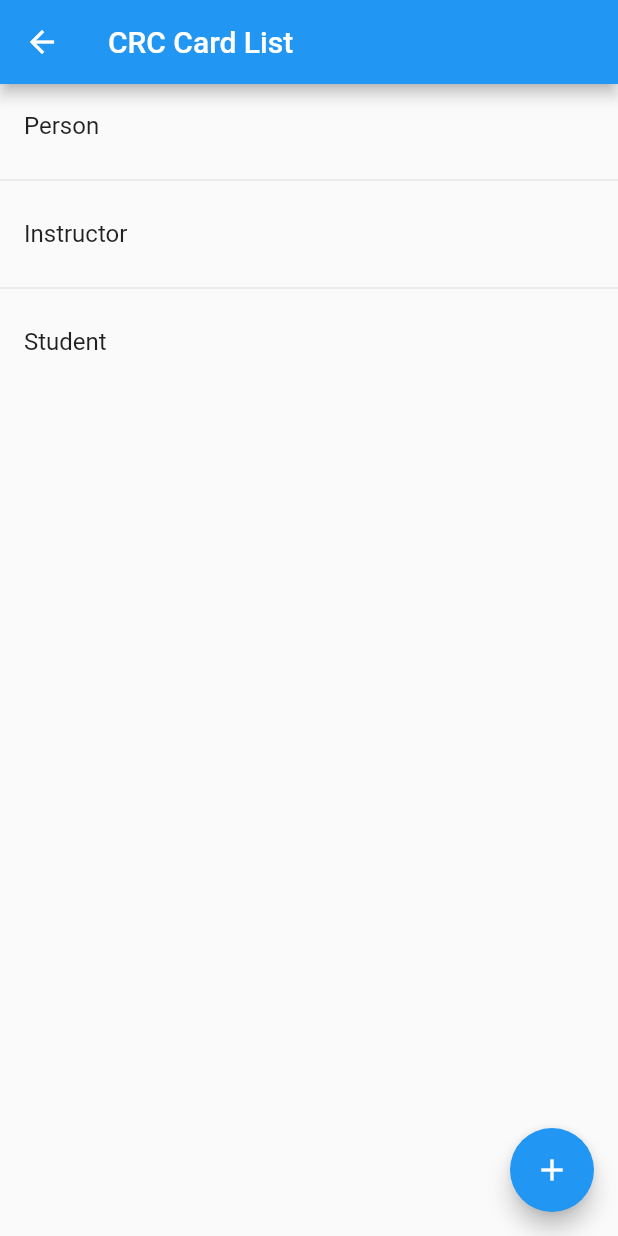
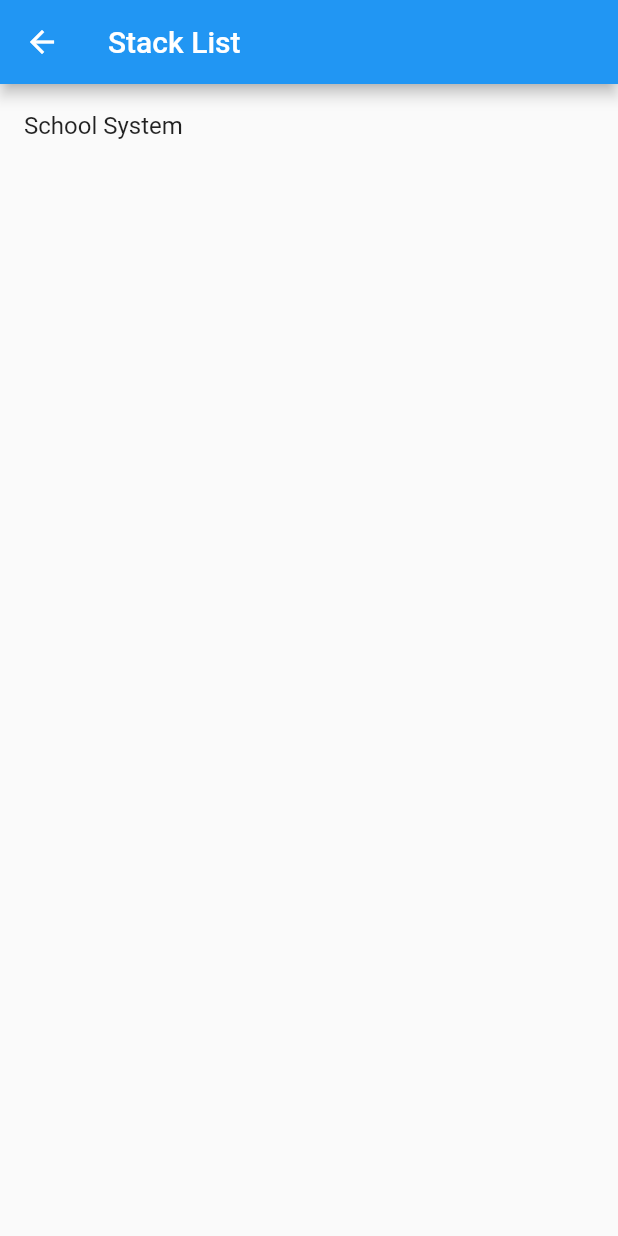
Before and after one commit to esmacik/smart-crc, a Flutter app: the screen it shows after launch, after a tap on "Press me", on a phone screen of 412 x 824 dp. Run offline on Flutter 3.47's test engine with Material 2 defaults, Android fonts, the phone set to English and light mode, and no system bars; drawn by our look-alikes of flutter_slidable; our stand-ins replace flip_card, stacked_card_carousel.

Commit message:
update with card grid and updated card view

```diff
--- a/lib/card_entry.dart
+++ b/lib/card_entry.dart
@@ -1,14 +1,14 @@
 import 'package:flutter/material.dart';
 import 'package:flutter_slidable/flutter_slidable.dart';
-import 'package:smart_crc/crc_card.dart';
-import 'card_view.dart';
+import 'package:smart_crc/model/crc_card.dart';
+import 'package:smart_crc/crd_flip_card_builder.dart';
 
 class CardEntry extends StatefulWidget {
   final CRCCard _crcCard;
   final List<CRCCard> _stack;
 
-  CardEntry(this._stack, int index):
-      _crcCard = _stack[index];
+  CardEntry(this._stack, int index, {Key? key}):
+      _crcCard = _stack[index], super(key: key);
 
   @override
   State<StatefulWidget> createState() => _CardEntryState();
@@ -175,7 +175,7 @@ class _CardEntryState extends State<CardEntry> {
           children: [
             Padding(
               padding: const EdgeInsets.all(8.0),
-              child: CardView.buildCrcFlipCard(widget._crcCard),
+              child: CRCFlipCard(widget._crcCard, CRCFlipCardType.simple),
             ),
             Padding(
               padding: const EdgeInsets.all(8.0),
--- a/lib/card_list.dart
+++ b/lib/card_list.dart
@@ -1,88 +1,100 @@
+import 'package:flutter/cupertino.dart';
 import 'package:flutter/material.dart';
-import 'package:smart_crc/card_entry.dart';
 import 'package:smart_crc/card_view.dart';
-import 'package:smart_crc/crc_card.dart';
-import 'package:flutter_slidable/flutter_slidable.dart';
+import 'package:smart_crc/model/crc_card_stack.dart';
+import 'crd_flip_card_builder.dart';
+import 'package:stacked_card_carousel/stacked_card_carousel.dart';
 
-class CardList extends StatelessWidget {
+import 'model/crc_card.dart';
 
-  final List<CRCCard> _stack = List.empty(growable: true);
+class CardList extends StatefulWidget {
 
-  CardList({Key? key}) : super(key: key);
+  final CRCCardStack _stack;
 
-  Widget _cardToTile(BuildContext context, CRCCard card) {
-    return Slidable(
-      endActionPane: ActionPane(
-        motion: const DrawerMotion(),
-        children: [
-          SlidableAction(
-            backgroundColor: Colors.red,
-            icon: Icons.delete,
-            onPressed: (context) {}
-          ),
-          SlidableAction(
-            icon: Icons.edit,
-            backgroundColor: Colors.blue,
-            onPressed: (context) {
-              Navigator.of(context).push(
-                MaterialPageRoute(builder: (context) =>CardEntry(_stack, _stack.indexOf(card)))
-              );
-            }
+  const CardList(this._stack, {Key? key}) : super(key: key);
+
+  @override
+  State<StatefulWidget> createState() => _CardListState();
+}
+
+class _CardListState extends State<CardList> {
+
+  @override
+  Widget build(BuildContext context) {
+    return Scaffold(
+      appBar: AppBar(
+        title: const Text('CRC Card List'),
+        actions: [
+          IconButton(
+            onPressed: () {},
+            icon: Icon(Icons.info)
           )
         ],
       ),
-      child: ListTile(
-        onTap: () => Navigator.of(context).push(
-          MaterialPageRoute(builder: (context) {
-            return CardView(card);
-          })
-        ),
-        title: Text(card.className),
-      ),
-    );
-  }
-
-  @override
-  Widget build(BuildContext context) {
-    CRCCard person = CRCCard('Person')
-      ..addResponsibility(responsibility: 'Eat food')
-      ..addResponsibility(responsibility: 'Wake up');
-    CRCCard instructor = CRCCard('Instructor')
-      ..addResponsibility(responsibility: 'Teach well')
-      ..addResponsibility(responsibility: 'Grade assignments');
-    CRCCard student = CRCCard('Student')
-      ..addResponsibility(responsibility: 'Go to class')
-      ..addResponsibility(responsibility: 'Get A\'s');
-
-    student.addCollaborator(person);
-    instructor.addCollaborator(student);
-    student.addCollaborator(instructor);
-
-    _stack.add(person);
-    _stack.add(instructor);
-    _stack.add(student);
-
-    return Scaffold(
       floatingActionButton: FloatingActionButton(
         child: const Icon(Icons.add),
-        onPressed: () => {
-          Navigator.of(context).push(
-            MaterialPageRoute(builder: (context) {
-              _stack.add(CRCCard('Here is a brand new CRC Card'));
-              return CardEntry(_stack, _stack.length - 1);
-            })
-          )
+        onPressed: () {
+          setState(() {
+            widget._stack.addCard(CRCCard.blank());
+          });
         },
       ),
-      appBar: AppBar(
-        title: const Text('CRC Card List'),
-      ),
-      body: ListView.separated(
-        itemCount: _stack.length,
-        separatorBuilder: (context, index) => const Divider(),
-        itemBuilder: (context, index) {
-          return _cardToTile(context, _stack[index]);
-        },
+      body: SafeArea(
+        bottom: false,
+        child: Padding(
+          padding: const EdgeInsets.all(8.0),
+          child: GridView.count(
+            crossAxisCount: MediaQuery.of(context).orientation == Orientation.portrait ? 1 : 2,
+            childAspectRatio: 2,
+            children: widget._stack.cards.map((card) {
+              return GestureDetector(
+                onTap: () {
+                  Navigator.of(context).push(
+                    MaterialPageRoute(builder: (context) => CardView(card))
+                  );
+                },
+                onLongPress: () {
+                  showModalBottomSheet(
+                    context: context,
+                    builder: (context) {
+                      return SafeArea(
+                        child: BottomSheet(
+                          onClosing: () {},
+                          builder: (context) {
+                            return Column(
+                              mainAxisSize: MainAxisSize.min,
+                              children: [
+                                ListTile(
+                                  onTap: () {
+                                    setState(() {
+                                      widget._stack.cards.remove(card);
+                                      Navigator.of(context).pop();
+                                    });
+                                  },
+                                  title: const Text(
+                                    'Delete card',
+                                    style: TextStyle(
+                                      color: Colors.red
+                                    ),
+                                  ),
+                                  leading: const Icon(
+                                    Icons.delete,
+                                    color: Colors.red,
+                                  ),
+                                ),
+                              ],
+                            );
+                          },
+                        ),
+                      );
+                    }
+                  );
+                },
+                child: CRCFlipCard(card, CRCFlipCardType.simple)
+              );
+            }).toList(),
+          ),
+        ),
       ),
     );
   }
--- /dev/null
+++ b/lib/crc_stack_list.dart
@@ -0,0 +1,38 @@
+import 'package:flutter/material.dart';
+import 'package:smart_crc/card_list.dart';
+import 'package:smart_crc/model/crc_card_stack.dart';
+
+class CRCStackList extends StatefulWidget {
+
+  final List<CRCCardStack> _crcCardStacks;
+
+  const CRCStackList(this._crcCardStacks, {Key? key}) : super(key: key);
+
+  @override
+  State<StatefulWidget> createState() => _CRCStackListState();
+}
+
+class _CRCStackListState extends State<CRCStackList> {
+
+  @override
+  Widget build(BuildContext context) {
+    return Scaffold(
+      appBar: AppBar(
+        title: Text('Stack List')
+      ),
+      body: ListView.builder(
+        itemCount: widget._crcCardStacks.length,
+        itemBuilder: (context, index) {
+          return ListTile(
+            title: Text(widget._crcCardStacks.elementAt(index).name),
+            onTap: () => Navigator.of(context).push(
+              MaterialPageRoute(
+                builder: (BuildContext context) => CardList(widget._crcCardStacks.elementAt(index))
+              )
+            ),
+          );
+        }
+      ),
+    );
+  }
+}
--- a/lib/main.dart
+++ b/lib/main.dart
@@ -1,6 +1,8 @@
 import 'package:flutter/material.dart';
-import 'package:smart_crc/card_entry.dart';
 import 'package:smart_crc/card_list.dart';
+import 'package:smart_crc/crc_stack_list.dart';
+import 'package:smart_crc/model/crc_card_stack.dart';
+import 'model/crc_card.dart';
 
 void main() {
   runApp(const SmartCRC());
@@ -32,6 +34,28 @@ class SmartCRC extends StatelessWidget {
 class _SmartCRCHomePage extends StatelessWidget {
   @override
   Widget build(BuildContext context) {
+    List<CRCCard> stack = List.empty(growable: true);
+
+    CRCCard person = CRCCard('Person')
+      ..addResponsibility(responsibility: 'Eat food')
+      ..addResponsibility(responsibility: 'Wake up');
+    CRCCard instructor = CRCCard('Instructor')
+      ..addResponsibility(responsibility: 'Teach well')
+      ..addResponsibility(responsibility: 'Grade assignments');
+    CRCCard student = CRCCard('Student')
+      ..addResponsibility(responsibility: 'Go to class')
+      ..addResponsibility(responsibility: 'Get A\'s');
+
+    student.addCollaborator(person);
+    instructor.addCollaborator(student);
+    student.addCollaborator(instructor);
+
+    stack.add(person);
+    stack.add(instructor);
+    stack.add(student);
+
+    CRCCardStack cardStack = CRCCardStack('School System', stack);
+
     return Scaffold(
       appBar: AppBar(
         title: Text('SmartCRC'),
@@ -41,7 +65,7 @@ class _SmartCRCHomePage extends StatelessWidget {
           child: Text('Press me'),
           onPressed: () => Navigator.of(context).push(
             MaterialPageRoute(
-              builder: (BuildContext context) => CardList()
+              builder: (BuildContext context) => CRCStackList([cardStack])
             )
           ),
         ),
--- a/lib/crc_card.dart
+++ b/lib/model/crc_card.dart
@@ -5,6 +5,8 @@ class CRCCard {
   String note = '';
 
   CRCCard(this.className);
+
+  CRCCard.blank(): className = 'New Card';
 
   int get numResponsibilities => _responsibilities.length;
   int get numCollaborators => _collaborators.length;
--- /dev/null
+++ b/lib/model/crc_card_stack.dart
@@ -0,0 +1,26 @@
+import 'package:smart_crc/model/crc_card.dart';
+
+class CRCCardStack {
+  String name;
+  final List<CRCCard> _cards = List.empty(growable: true);
+
+  CRCCardStack.empty(this.name);
+
+  CRCCardStack(this.name, Iterable<CRCCard> cards) {
+    _cards.addAll(cards);
+  }
+
+  CRCCard getCard(int index) => _cards.elementAt(index);
+
+  get numCards => _cards.length;
+
+  List<CRCCard> get cards => _cards;
+
+  void addCard(CRCCard card) {
+    _cards.add(card);
+  }
+
+  void removeCard(int index) {
+    _cards.removeAt(index);
+  }
+}
--- a/pubspec.yaml
+++ b/pubspec.yaml
@@ -36,6 +36,7 @@ dependencies:
   cupertino_icons: ^1.0.2
   flip_card: ^0.6.0
   flutter_slidable: ^1.2.0
+  stacked_card_carousel: ^0.0.3-nullsafety.1
 
 dev_dependencies:
   flutter_test:
```
Also changed, not shown: lib/card_view.dart (+45 -87 lines), lib/crd_flip_card_builder.dart (added, +187 -0 lines), pubspec.lock.
